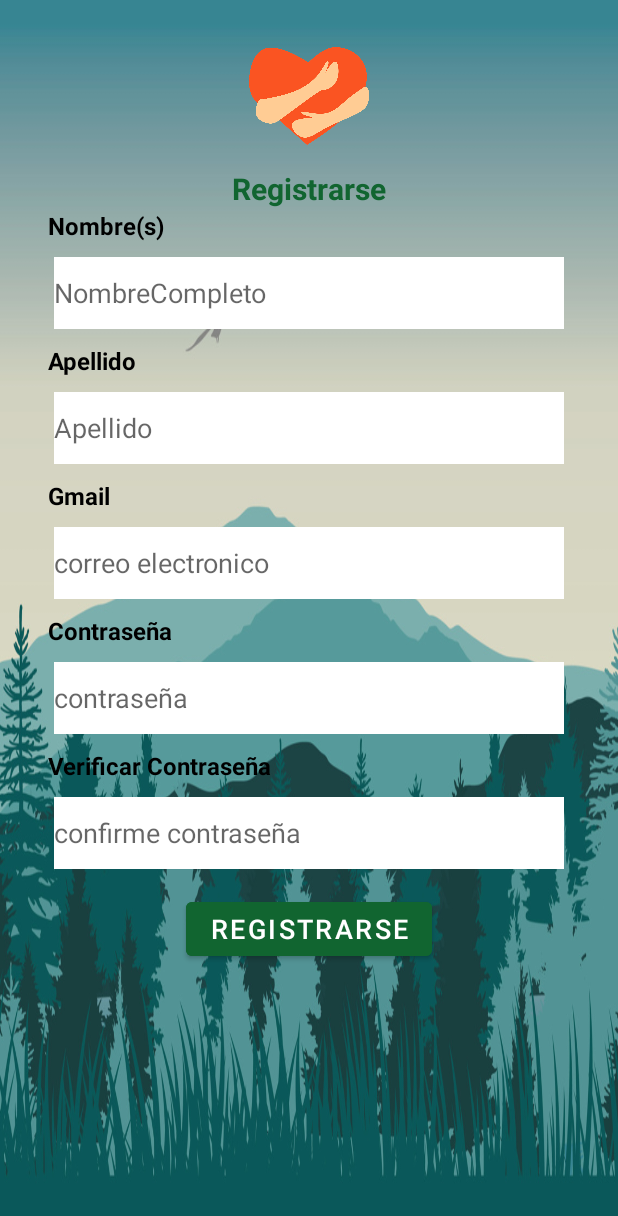
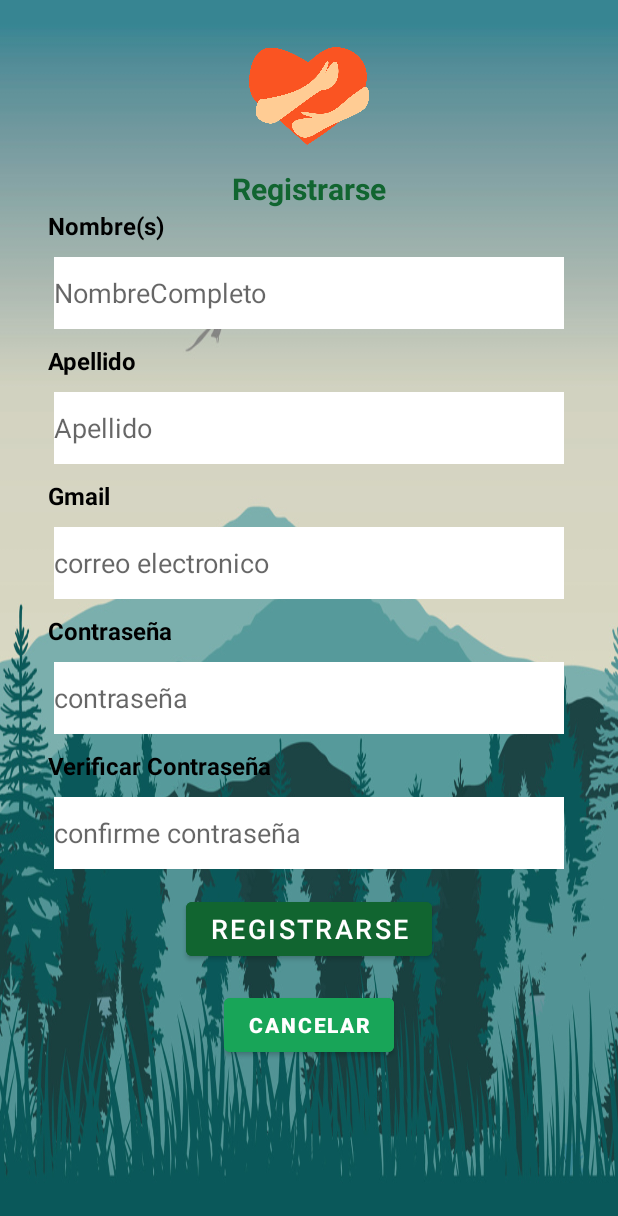
Before and after one commit to shekka12/AwichuPilfrut, an Android app: the RegisterActivity screen opened directly, with no data from a screen before it, on a phone screen of 412 x 824 dp. Shown: the top 1216 px of the screen. Run offline under Robolectric (Android 15) with nearby library versions, the light colour scheme and no system bars; our stand-ins replace Firebase (no records; nobody signed in at launch, a user with empty details on screens opened directly).

Commit message:
Se añadio un nuevo  boton para cancelar registro

```diff
--- a/app/src/main/res/layout/activity_register.xml
+++ b/app/src/main/res/layout/activity_register.xml
@@ -166,6 +166,7 @@
             style="?android:attr/progressBarStyle"
             android:layout_width="wrap_content"
             android:layout_height="wrap_content"
+            android:layout_gravity="center"
             android:elevation="2dp"
             android:visibility="gone"
             app:layout_constraintStart_toStartOf="parent"
@@ -174,5 +175,14 @@
             app:layout_constraintTop_toBottomOf="@+id/etx_passwordRegistro2"
             android:layout_marginTop="48dp"
             app:layout_constraintHorizontal_bias="0.498"/>
+    <Button
+            android:text="cancelar"
+            android:textStyle="bold"
+            android:textSize="14dp"
+            android:backgroundTint="#18A558"
+            android:layout_width="wrap_content"
+            android:layout_height="wrap_content"
+            android:layout_gravity="center"
+            android:id="@+id/etx_cancelRegistro"/>
 
 </LinearLayout>
```
Also changed, not shown: app/src/main/res/layout/activity_main.xml (+6 -1 lines).
